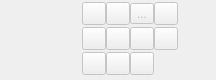
Qt form Libs/MRML/Widgets/Resources/UI/qMRMLThreeDViewControllerWidget.ui (Slicer/SlicerGitSVNArchive) before a commit.
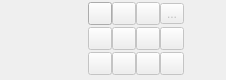
The same form after that commit. Icons and pictures are not drawn. Custom widgets are drawn as their Qt base class.

Commit message:
ENH: added 3d views linking capability
Added Link button in 3DViewController;
Added MRMLViewLogic: set the interactions;
Addes MRMLViewLinkLogic: propagate the events.

next step for Slicer 4.10 (no backward compatibility): merge vtkMRMLCameraNode into vtkMRMLViewNode

```diff
--- a/Libs/MRML/Widgets/Resources/UI/qMRMLThreeDViewControllerWidget.ui
+++ b/Libs/MRML/Widgets/Resources/UI/qMRMLThreeDViewControllerWidget.ui
@@ -6,7 +6,7 @@
    <rect>
     <x>0</x>
     <y>0</y>
-    <width>216</width>
+    <width>226</width>
     <height>80</height>
    </rect>
   </property>
@@ -41,36 +41,6 @@
      <property name="spacing">
       <number>0</number>
      </property>
-     <item row="0" column="0">
-      <widget class="QToolButton" name="CenterButton">
-       <property name="enabled">
-        <bool>false</bool>
-       </property>
-       <property name="toolTip">
-        <string>Center the 3D view on the scene.</string>
-       </property>
-      </widget>
-     </item>
-     <item row="1" column="0">
-      <widget class="QToolButton" name="ZoomInButton">
-       <property name="enabled">
-        <bool>false</bool>
-       </property>
-       <property name="toolTip">
-        <string>Zoom in on the scene by a small amount.</string>
-       </property>
-       <property name="text">
-        <string/>
-       </property>
-       <property name="icon">
-        <iconset resource="../qMRMLWidgets.qrc">
-         <normaloff>:/Icons/ViewZoomIn.png</normaloff>:/Icons/ViewZoomIn.png</iconset>
-       </property>
-       <property name="autoRepeat">
-        <bool>true</bool>
-       </property>
-      </widget>
-     </item>
      <item row="2" column="0">
       <widget class="QToolButton" name="ZoomOutButton">
        <property name="enabled">
@@ -91,84 +61,6 @@
        </property>
       </widget>
      </item>
-     <item row="0" column="3">
-      <widget class="QToolButton" name="StereoButton">
-       <property name="enabled">
-        <bool>false</bool>
-       </property>
-       <property name="toolTip">
-        <string>Select among stereo viewing options (3DSlicer must be started with stereo enabled to use these features).</string>
-       </property>
-       <property name="text">
-        <string/>
-       </property>
-       <property name="icon">
-        <iconset resource="../qMRMLWidgets.qrc">
-         <normaloff>:/Icons/ViewStereo.png</normaloff>:/Icons/ViewStereo.png</iconset>
-       </property>
-       <property name="popupMode">
-        <enum>QToolButton::InstantPopup</enum>
-       </property>
-      </widget>
-     </item>
-     <item row="1" column="3">
-      <widget class="QToolButton" name="MoreToolButton">
-       <property name="enabled">
-        <bool>false</bool>
-       </property>
-       <property name="text">
-        <string/>
-       </property>
-       <property name="icon">
-        <iconset resource="../qMRMLWidgets.qrc">
-         <normaloff>:/Icons/SliceMoreOptions.png</normaloff>:/Icons/SliceMoreOptions.png</iconset>
-       </property>
-       <property name="popupMode">
-        <enum>QToolButton::InstantPopup</enum>
-       </property>
-      </widget>
-     </item>
-     <item row="0" column="2">
-      <widget class="QToolButton" name="RulerButton">
-       <property name="enabled">
-        <bool>false</bool>
-       </property>
-       <property name="toolTip">
-        <string>Show ruler. Only available in orthographic projection mode.</string>
-       </property>
-       <property name="text">
-        <string>...</string>
-       </property>
-       <property name="icon">
-        <iconset resource="../qMRMLWidgets.qrc">
-         <normaloff>:/Icons/Ruler.png</normaloff>:/Icons/Ruler.png</iconset>
-       </property>
-       <property name="popupMode">
-        <enum>QToolButton::InstantPopup</enum>
-       </property>
-      </widget>
-     </item>
-     <item row="0" column="1">
-      <widget class="QToolButton" name="OrthoButton">
-       <property name="enabled">
-        <bool>false</bool>
-       </property>
-       <property name="toolTip">
-        <string>Toggle between orthographic and perspective rendering in the 3D view.</string>
-       </property>
-       <property name="text">
-        <string/>
-       </property>
-       <property name="icon">
-        <iconset resource="../qMRMLWidgets.qrc">
-         <normaloff>:/Icons/ViewPerspective.png</normaloff>
-         <normalon>:/Icons/ViewOrtho.png</normalon>:/Icons/ViewPerspective.png</iconset>
-       </property>
-       <property name="checkable">
-        <bool>true</bool>
-       </property>
-      </widget>
-     </item>
      <item row="1" column="1">
       <widget class="QToolButton" name="SpinButton">
        <property name="enabled">
@@ -249,6 +141,138 @@
        </property>
       </widget>
      </item>
+     <item row="1" column="0">
+      <widget class="QToolButton" name="ZoomInButton">
+       <property name="enabled">
+        <bool>false</bool>
+       </property>
+       <property name="toolTip">
+        <string>Zoom in on the scene by a small amount.</string>
+       </property>
+       <property name="text">
+        <string/>
+       </property>
+       <property name="icon">
+        <iconset resource="../qMRMLWidgets.qrc">
+         <normaloff>:/Icons/ViewZoomIn.png</normaloff>:/Icons/ViewZoomIn.png</iconset>
+       </property>
+       <property name="autoRepeat">
+        <bool>true</bool>
+       </property>
+      </widget>
+     </item>
+     <item row="2" column="3">
+      <widget class="QToolButton" name="MoreToolButton">
+       <property name="enabled">
+        <bool>false</bool>
+       </property>
+       <property name="text">
+        <string/>
+       </property>
+       <property name="icon">
+        <iconset resource="../qMRMLWidgets.qrc">
+         <normaloff>:/Icons/SliceMoreOptions.png</normaloff>:/Icons/SliceMoreOptions.png</iconset>
+       </property>
+       <property name="popupMode">
+        <enum>QToolButton::InstantPopup</enum>
+       </property>
+      </widget>
+     </item>
+     <item row="1" column="3">
+      <widget class="QToolButton" name="StereoButton">
+       <property name="enabled">
+        <bool>false</bool>
+       </property>
+       <property name="toolTip">
+        <string>Select among stereo viewing options (3DSlicer must be started with stereo enabled to use these features).</string>
+       </property>
+       <property name="text">
+        <string/>
+       </property>
+       <property name="icon">
+        <iconset resource="../qMRMLWidgets.qrc">
+         <normaloff>:/Icons/ViewStereo.png</normaloff>:/Icons/ViewStereo.png</iconset>
+       </property>
+       <property name="popupMode">
+        <enum>QToolButton::InstantPopup</enum>
+       </property>
+      </widget>
+     </item>
+     <item row="0" column="3">
+      <widget class="QToolButton" name="RulerButton">
+       <property name="enabled">
+        <bool>false</bool>
+       </property>
+       <property name="toolTip">
+        <string>Show ruler. Only available in orthographic projection mode.</string>
+       </property>
+       <property name="text">
+        <string>...</string>
+       </property>
+       <property name="icon">
+        <iconset resource="../qMRMLWidgets.qrc">
+         <normaloff>:/Icons/Ruler.png</normaloff>:/Icons/Ruler.png</iconset>
+       </property>
+       <property name="popupMode">
+        <enum>QToolButton::InstantPopup</enum>
+       </property>
+      </widget>
+     </item>
+     <item row="0" column="2">
+      <widget class="QToolButton" name="OrthoButton">
+       <property name="enabled">
+        <bool>false</bool>
+       </property>
+       <property name="toolTip">
+        <string>Toggle between orthographic and perspective rendering in the 3D view.</string>
+       </property>
+       <property name="text">
+        <string/>
+       </property>
+       <property name="icon">
+        <iconset resource="../qMRMLWidgets.qrc">
+         <normaloff>:/Icons/ViewPerspective.png</normaloff>
+         <normalon>:/Icons/ViewOrtho.png</normalon>:/Icons/ViewPerspective.png</iconset>
+       </property>
+       <property name="checkable">
+        <bool>true</bool>
+       </property>
+      </widget>
+     </item>
+     <item row="0" column="1">
+      <widget class="QToolButton" name="CenterButton">
+       <property name="enabled">
+        <bool>false</bool>
+       </property>
+       <property name="toolTip">
+        <string>Center the 3D view on the scene.</string>
+       </property>
+      </widget>
+     </item>
+     <item row="0" column="0">
+      <widget class="QToolButton" name="ViewLinkButton">
+       <property name="toolTip">
+        <string>Link/Unlink the view controls across all 3D Viewers.</string>
+       </property>
+       <property name="text">
+        <string/>
+       </property>
+       <property name="icon">
+        <iconset resource="../qMRMLWidgets.qrc">
+         <normaloff>:/Icons/LinkOff.png</normaloff>
+         <normalon>:/Icons/LinkOn.png</normalon>:/Icons/LinkOff.png</iconset>
+       </property>
+       <property name="checkable">
+        <bool>true</bool>
+       </property>
+       <property name="checked">
+        <bool>false</bool>
+       </property>
+       <property name="autoRaise">
+        <bool>false</bool>
+       </property>
+      </widget>
+     </item>
     </layout>
    </item>
   </layout>
```
Left out of the diff: 11 changed lines with no effect on the pictures. The commit also changes 27 other files.
